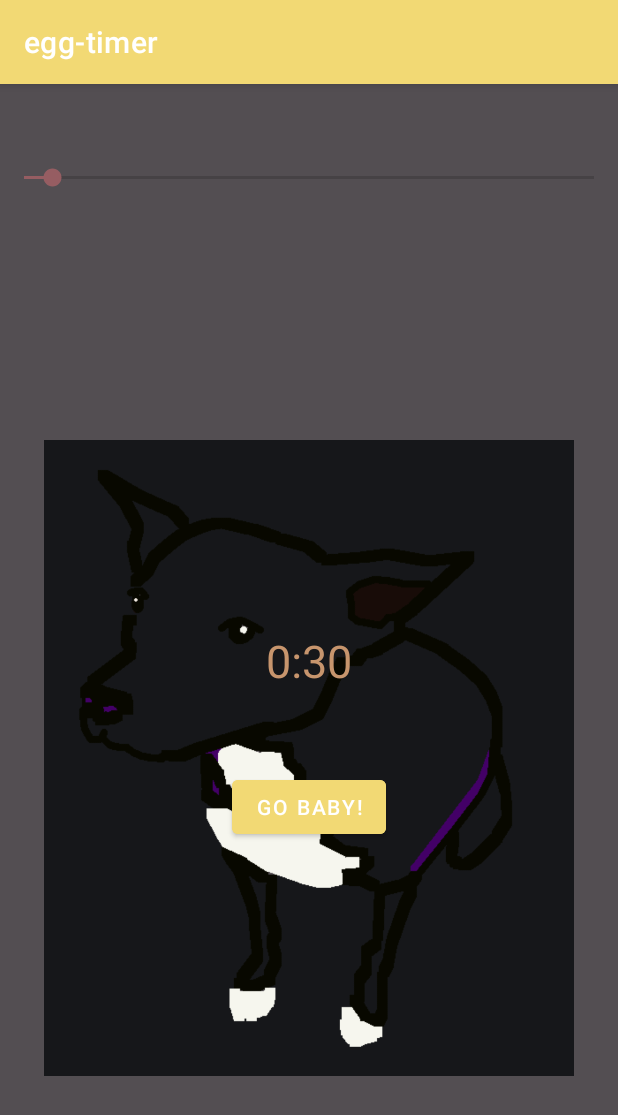
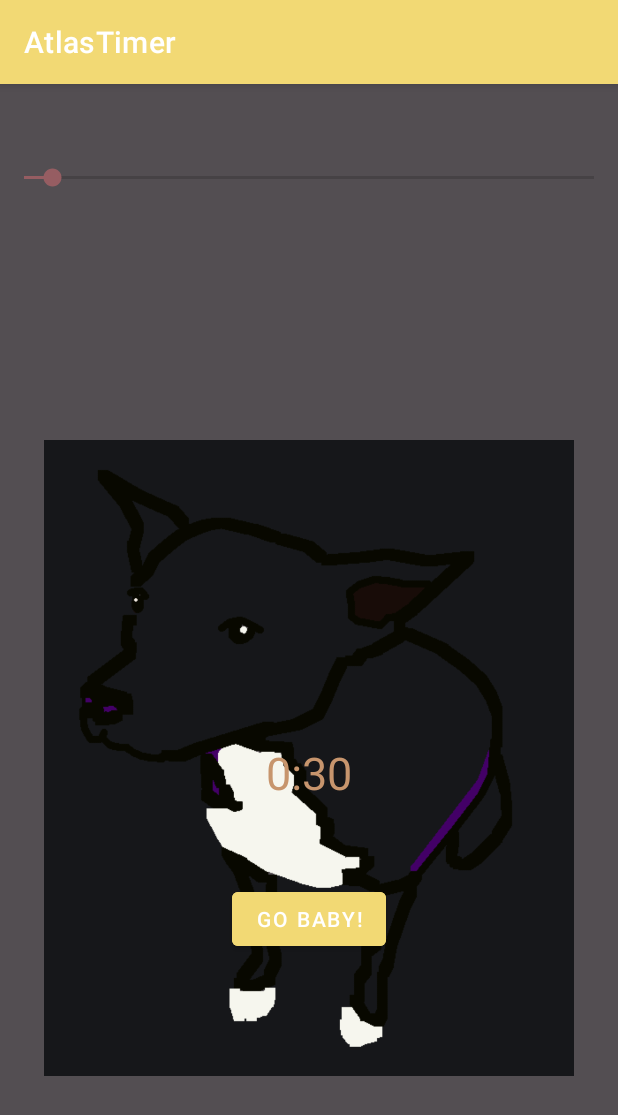
Before and after one commit to jdrake16/egg-timer, an Android app: the screen it shows after launch (MainActivity), on a phone screen of 412 x 824 dp. Shown: the top 1115 px of the screen. Run offline under Robolectric (Android 15) with nearby library versions, the phone set to English and light mode, and no system bars.

Commit message:
Name changed layout fixed

```diff
--- a/app/src/main/java/com/example/egg_timer/MainActivity.java
+++ b/app/src/main/java/com/example/egg_timer/MainActivity.java
@@ -51,7 +51,7 @@ public class MainActivity extends AppCompatActivity {
                 @Override
                 public void onFinish() {
 
-                    MediaPlayer mPlayer = MediaPlayer.create(getApplicationContext(), R.raw.atlas_jam_one);
+                    MediaPlayer mPlayer = MediaPlayer.create(getApplicationContext(), R.raw.atlas_jam_two);
                     mPlayer.start();
                     timerTextView.setText("0:00");
                     resetTimer();
--- a/app/src/main/res/layout/activity_main.xml
+++ b/app/src/main/res/layout/activity_main.xml
@@ -40,6 +40,7 @@
         android:layout_height="wrap_content"
         android:text="0:30"
         android:textSize="30dp"
+        android:layout_marginTop="150dp"
         android:textColor="#c7956d"
         app:layout_constraintBottom_toBottomOf="parent"
         app:layout_constraintEnd_toEndOf="parent"
--- a/app/src/main/res/values/strings.xml
+++ b/app/src/main/res/values/strings.xml
@@ -1,3 +1,3 @@
 <resources>
-    <string name="app_name">egg-timer</string>
+    <string name="app_name">AtlasTimer</string>
 </resources>
```
Also changed, not shown: 1 other file.
